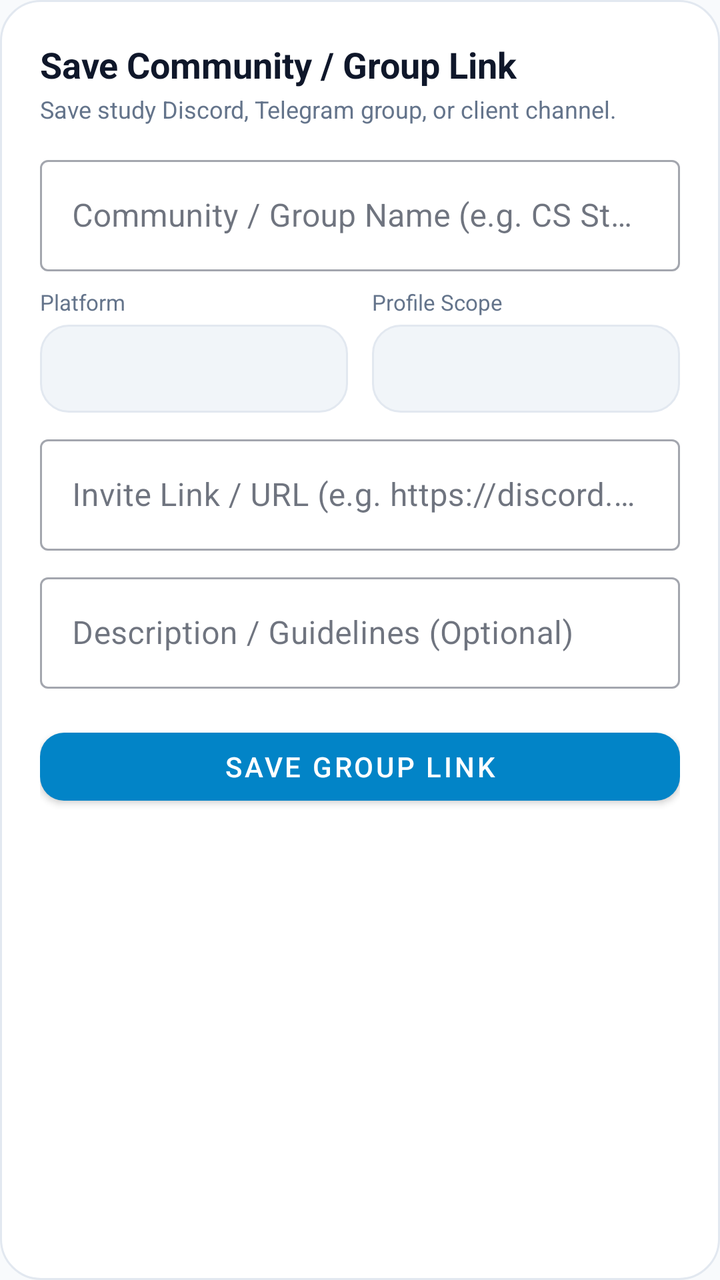
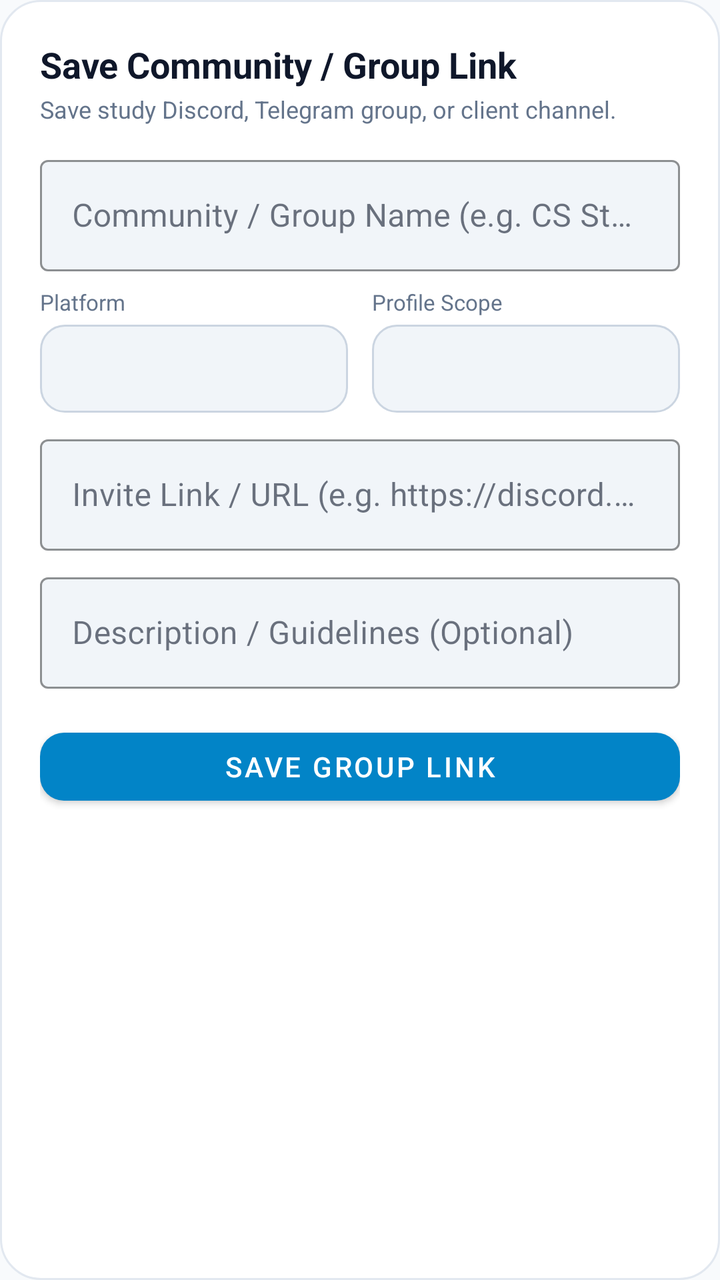

An Android layout rendered at two revisions. The XML below is the earlier revision; the diff shows what the commit changed to produce the second picture.
<!-- AndroidManifest.xml: application theme Theme.LifeSync -->
<!-- res/layout/dialog_add_group_link.xml -->
<?xml version="1.0" encoding="utf-8"?>
<LinearLayout xmlns:android="http://schemas.android.com/apk/res/android"
    xmlns:app="http://schemas.android.com/apk/res-auto"
    android:layout_width="match_parent"
    android:layout_height="wrap_content"
    android:background="@drawable/bg_dialog_glass"
    android:orientation="vertical"
    android:padding="20dp">

    <TextView
        android:id="@+id/tvGroupLinkTitle"
        android:layout_width="wrap_content"
        android:layout_height="wrap_content"
        android:text="Save Community / Group Link"
        android:textColor="@color/text_primary"
        android:textSize="18sp"
        android:textStyle="bold" />

    <TextView
        android:layout_width="wrap_content"
        android:layout_height="wrap_content"
        android:layout_marginTop="2dp"
        android:text="Save study Discord, Telegram group, or client channel."
        android:textColor="@color/text_secondary"
        android:textSize="12sp" />

    <com.google.android.material.textfield.TextInputLayout
        style="@style/Widget.MaterialComponents.TextInputLayout.OutlinedBox"
        android:layout_width="match_parent"
        android:layout_height="wrap_content"
        android:layout_marginTop="12dp"
        android:hint="Community / Group Name (e.g. CS Study Discord)">

        <com.google.android.material.textfield.TextInputEditText
            android:id="@+id/etGroupName"
            android:layout_width="match_parent"
            android:layout_height="wrap_content"
            android:textColor="?attr/colorOnSurface"
            android:textColorHint="?attr/colorOutline" />
    </com.google.android.material.textfield.TextInputLayout>

    <LinearLayout
        android:layout_width="match_parent"
        android:layout_height="wrap_content"
        android:layout_marginTop="8dp"
        android:orientation="horizontal">

        <LinearLayout
            android:layout_width="0dp"
            android:layout_height="wrap_content"
            android:layout_marginEnd="6dp"
            android:layout_weight="1"
            android:orientation="vertical">

            <TextView
                android:layout_width="wrap_content"
                android:layout_height="wrap_content"
                android:layout_marginBottom="4dp"
                android:text="Platform"
                android:textColor="@color/text_secondary"
                android:textSize="11sp" />

            <Spinner
                android:id="@+id/spGroupPlatform"
                android:layout_width="match_parent"
                android:layout_height="44dp"
                android:background="@drawable/bg_chip_unselected" />
        </LinearLayout>

        <LinearLayout
            android:layout_width="0dp"
            android:layout_height="wrap_content"
            android:layout_marginStart="6dp"
            android:layout_weight="1"
            android:orientation="vertical">

            <TextView
                android:layout_width="wrap_content"
                android:layout_height="wrap_content"
                android:layout_marginBottom="4dp"
                android:text="Profile Scope"
                android:textColor="@color/text_secondary"
                android:textSize="11sp" />

            <Spinner
                android:id="@+id/spGroupScope"
                android:layout_width="match_parent"
                android:layout_height="44dp"
                android:background="@drawable/bg_chip_unselected" />
        </LinearLayout>
    </LinearLayout>

    <com.google.android.material.textfield.TextInputLayout
        android:id="@+id/tilGroupLink"
        style="@style/Widget.MaterialComponents.TextInputLayout.OutlinedBox"
        android:layout_width="match_parent"
        android:layout_height="wrap_content"
        android:layout_marginTop="8dp"
        android:hint="Invite Link / URL (e.g. https://discord.gg/...)">

        <com.google.android.material.textfield.TextInputEditText
            android:id="@+id/etGroupLink"
            android:layout_width="match_parent"
            android:layout_height="wrap_content"
            android:textColor="?attr/colorOnSurface"
            android:textColorHint="?attr/colorOutline" />
    </com.google.android.material.textfield.TextInputLayout>

    <com.google.android.material.textfield.TextInputLayout
        style="@style/Widget.MaterialComponents.TextInputLayout.OutlinedBox"
        android:layout_width="match_parent"
        android:layout_height="wrap_content"
        android:layout_marginTop="8dp"
        android:hint="Description / Guidelines (Optional)">

        <com.google.android.material.textfield.TextInputEditText
            android:id="@+id/etGroupNotes"
            android:layout_width="match_parent"
            android:layout_height="wrap_content"
            android:textColor="?attr/colorOnSurface"
            android:textColorHint="?attr/colorOutline" />
    </com.google.android.material.textfield.TextInputLayout>

    <com.google.android.material.button.MaterialButton
        android:id="@+id/btnSaveGroupLink"
        android:layout_width="match_parent"
        android:layout_height="46dp"
        android:layout_marginTop="16dp"
        android:text="Save Group Link"
        app:cornerRadius="12dp" />

</LinearLayout>
<!-- resources referenced by this layout -->
<resources>
  <color name="text_primary">#0F172A</color>
  <color name="text_secondary">#64748B</color>
  <!-- drawable bg_chip_unselected (drawable) -->
  <?xml version="1.0" encoding="utf-8"?>
  <shape xmlns:android="http://schemas.android.com/apk/res/android"
      android:shape="rectangle">
      <solid android:color="@color/surface_variant" />
      <corners android:radius="14dp" />
      <stroke
          android:width="1dp"
          android:color="@color/card_stroke" />
  </shape>
  <!-- drawable bg_dialog_glass (drawable) -->
  <?xml version="1.0" encoding="utf-8"?>
  <shape xmlns:android="http://schemas.android.com/apk/res/android"
      android:shape="rectangle">
      <corners android:radius="20dp" />
      <solid android:color="@color/surface" />
      <stroke
          android:width="1dp"
          android:color="@color/card_stroke" />
  </shape>
  <style name="Theme.LifeSync" parent="Theme.MaterialComponents.DayNight.NoActionBar">
          <item name="colorPrimary">@color/primary</item>
          <item name="colorPrimaryVariant">@color/primary_variant</item>
          <item name="colorOnPrimary">@color/on_primary</item>
          <item name="colorSecondary">@color/secondary</item>
          <item name="colorSecondaryVariant">@color/secondary_variant</item>
          <item name="colorOnSecondary">@color/on_secondary</item>
          <item name="colorSurface">@color/surface</item>
          <item name="colorOnSurface">@color/text_primary</item>
          <item name="colorOnBackground">@color/text_primary</item>
          <item name="colorOnSurfaceVariant">@color/text_secondary</item>
          <item name="android:colorBackground">@color/background</item>
          <item name="android:windowBackground">@color/background</item>
          <item name="android:textColorPrimary">@color/text_primary</item>
          <item name="android:textColorSecondary">@color/text_secondary</item>
          <item name="android:statusBarColor">@color/background</item>
          <item name="android:windowLightStatusBar">true</item>
          <item name="android:navigationBarColor">@color/background</item>
          <item name="materialCardViewStyle">@style/CardElevationRounded</item>
          <item name="android:textViewStyle">@style/DuoRhythmTextView</item>
          <item name="android:editTextStyle">@style/DuoRhythmEditText</item>
          <item name="editTextStyle">@style/DuoRhythmEditText</item>
      </style>
  <color name="surface_variant">#F1F5F9</color>
  <color name="card_stroke">#E2E8F0</color>
  <color name="surface">#FFFFFF</color>
  <color name="primary">#0284C7</color>
  <color name="primary_variant">#0369A1</color>
  <color name="on_primary">#FFFFFF</color>
  <color name="secondary">#7C3AED</color>
  <color name="secondary_variant">#6D28D9</color>
  <color name="on_secondary">#FFFFFF</color>
  <color name="background">#F8FAFC</color>
  <style name="CardElevationRounded" parent="Widget.MaterialComponents.CardView">
          <item name="cardCornerRadius">22dp</item>
          <item name="cardElevation">2dp</item>
          <item name="strokeWidth">1dp</item>
          <item name="strokeColor">@color/card_stroke</item>
          <item name="cardBackgroundColor">@color/surface_card</item>
      </style>
  <style name="DuoRhythmTextView" parent="android:Widget.TextView">
          <item name="android:lineSpacingExtra">2dp</item>
          <item name="android:fontFamily">sans-serif</item>
          <item name="android:includeFontPadding">true</item>
      </style>
  <style name="DuoRhythmEditText" parent="android:Widget.EditText">
          <item name="android:lineSpacingExtra">2dp</item>
          <item name="android:fontFamily">sans-serif</item>
          <item name="android:includeFontPadding">true</item>
          <item name="android:textColor">@color/text_primary</item>
          <item name="android:textColorHint">@color/text_secondary</item>
      </style>
  <color name="surface_card">#FFFFFF</color>
</resources>

<!-- the commit's change to res/layout/dialog_add_group_link.xml (unified diff, before → after) -->
@@ -29,10 +29,13 @@
         android:layout_width="match_parent"
         android:layout_height="wrap_content"
         android:layout_marginTop="12dp"
+        app:boxBackgroundColor="@color/surface_variant"
+        app:boxStrokeColor="@color/card_stroke_bright"
         android:hint="Community / Group Name (e.g. CS Study Discord)">
 
         <com.google.android.material.textfield.TextInputEditText
             android:id="@+id/etGroupName"
+            android:tag="etGroupTitle"
             android:layout_width="match_parent"
             android:layout_height="wrap_content"
             android:textColor="?attr/colorOnSurface"
@@ -64,7 +67,7 @@
                 android:id="@+id/spGroupPlatform"
                 android:layout_width="match_parent"
                 android:layout_height="44dp"
-                android:background="@drawable/bg_chip_unselected" />
+                android:background="@drawable/bg_edit_text_dynamic" />
         </LinearLayout>
 
         <LinearLayout
@@ -86,7 +89,7 @@
                 android:id="@+id/spGroupScope"
                 android:layout_width="match_parent"
                 android:layout_height="44dp"
-                android:background="@drawable/bg_chip_unselected" />
+                android:background="@drawable/bg_edit_text_dynamic" />
         </LinearLayout>
     </LinearLayout>
 
@@ -96,10 +99,13 @@
         android:layout_width="match_parent"
         android:layout_height="wrap_content"
         android:layout_marginTop="8dp"
+        app:boxBackgroundColor="@color/surface_variant"
+        app:boxStrokeColor="@color/card_stroke_bright"
         android:hint="Invite Link / URL (e.g. https://discord.gg/...)">
 
         <com.google.android.material.textfield.TextInputEditText
             android:id="@+id/etGroupLink"
+            android:tag="etGroupUrl"
             android:layout_width="match_parent"
             android:layout_height="wrap_content"
             android:textColor="?attr/colorOnSurface"
@@ -111,6 +117,8 @@
         android:layout_width="match_parent"
         android:layout_height="wrap_content"
         android:layout_marginTop="8dp"
+        app:boxBackgroundColor="@color/surface_variant"
+        app:boxStrokeColor="@color/card_stroke_bright"
         android:hint="Description / Guidelines (Optional)">
 
         <com.google.android.material.textfield.TextInputEditText
@@ -123,6 +131,7 @@
 
     <com.google.android.material.button.MaterialButton
         android:id="@+id/btnSaveGroupLink"
+        android:tag="btnSave"
         android:layout_width="match_parent"
         android:layout_height="46dp"
         android:layout_marginTop="16dp"
<!-- resource entries referenced after the edit -->
@@ -1,17 +1,8 @@
 <!-- resources referenced by this layout -->
 <resources>
+  <color name="card_stroke_bright">#CBD5E1</color>
   <color name="text_primary">#0F172A</color>
   <color name="text_secondary">#64748B</color>
-  <!-- drawable bg_chip_unselected (drawable) -->
-  <?xml version="1.0" encoding="utf-8"?>
-  <shape xmlns:android="http://schemas.android.com/apk/res/android"
-      android:shape="rectangle">
-      <solid android:color="@color/surface_variant" />
-      <corners android:radius="14dp" />
-      <stroke
-          android:width="1dp"
-          android:color="@color/card_stroke" />
-  </shape>
   <!-- drawable bg_dialog_glass (drawable) -->
   <?xml version="1.0" encoding="utf-8"?>
   <shape xmlns:android="http://schemas.android.com/apk/res/android"
@@ -21,6 +12,16 @@
       <stroke
           android:width="1dp"
           android:color="@color/card_stroke" />
+  </shape>
+  <!-- drawable bg_edit_text_dynamic (drawable) -->
+  <?xml version="1.0" encoding="utf-8"?>
+  <shape xmlns:android="http://schemas.android.com/apk/res/android"
+      android:shape="rectangle">
+      <solid android:color="@color/surface_variant" />
+      <corners android:radius="12dp" />
+      <stroke
+          android:width="1dp"
+          android:color="@color/card_stroke_bright" />
   </shape>
   <style name="Theme.LifeSync" parent="Theme.MaterialComponents.DayNight.NoActionBar">
           <item name="colorPrimary">@color/primary</item>
